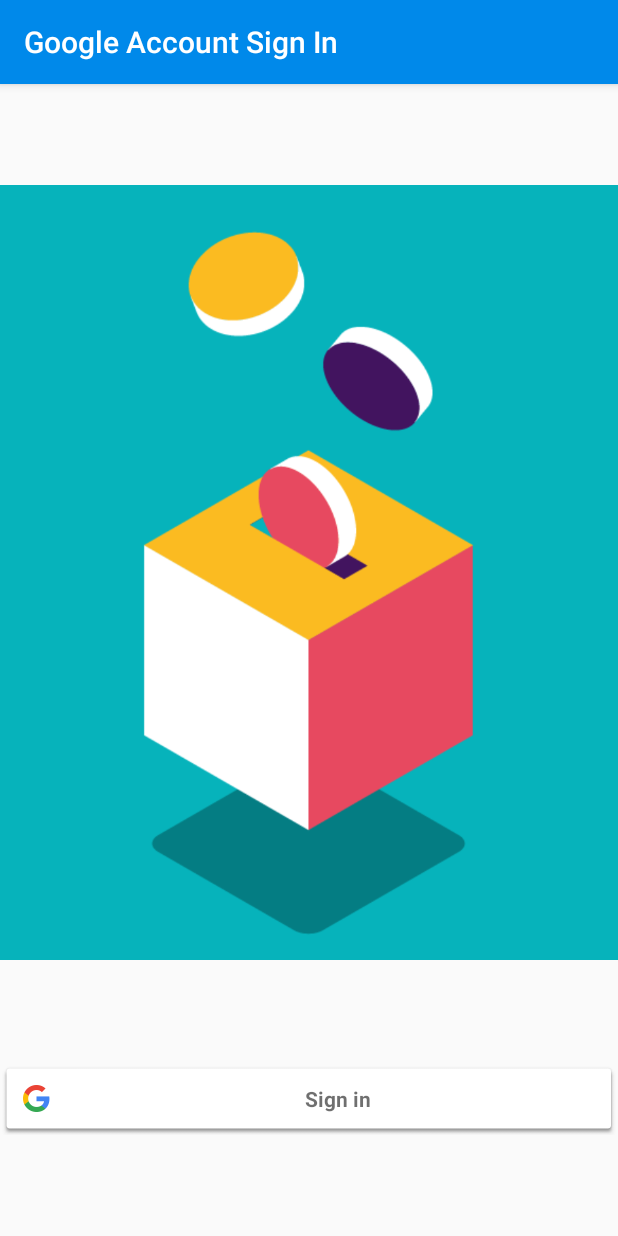
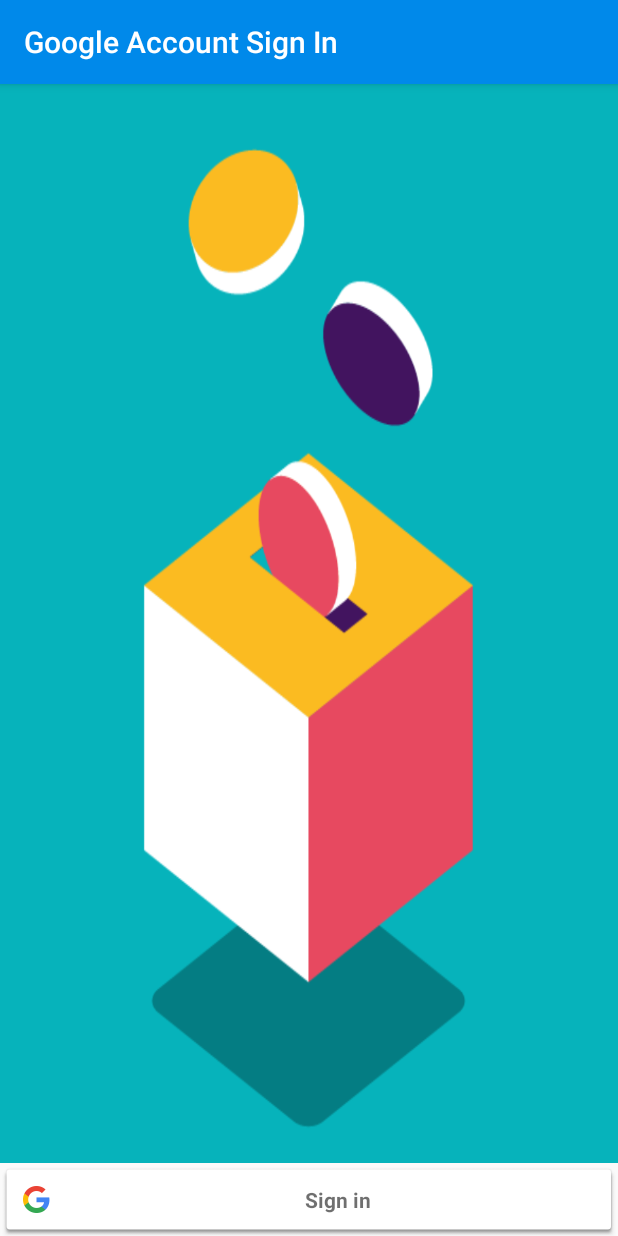
Before and after one commit to slnn3r/WalletTracker, an Android app: the screen it shows after launch (LoginActivity), on a phone screen of 412 x 824 dp. Run offline under Robolectric (Android 15) with nearby library versions, the phone set to English and light mode, and no system bars; our stand-ins replace Firebase (no records; nobody signed in at launch, a user with empty details on screens opened directly).

Commit message:
- enable auto rescaling Login Screen Pic in XML

```diff
--- a/app/src/main/java/com/example/slnn3r/wallettrackermvp/View/LoginActivity.kt
+++ b/app/src/main/java/com/example/slnn3r/wallettrackermvp/View/LoginActivity.kt
@@ -25,6 +25,7 @@ class LoginActivity : AppCompatActivity(), ViewInterface.LoginView {
     override fun onCreate(savedInstanceState: Bundle?) {
         super.onCreate(savedInstanceState)
         setContentView(R.layout.activity_login)
+
 
         presenter = Presenter(this)
 
--- a/app/src/main/res/layout/activity_login.xml
+++ b/app/src/main/res/layout/activity_login.xml
@@ -7,32 +7,35 @@
     tools:context=".View.LoginActivity">
 
 
+    <ImageView
+        android:id="@+id/loginImageView"
+
+        android:layout_width="0dp"
+        android:layout_height="0dp"
+
+        android:scaleType="fitXY"
+        app:layout_constraintBottom_toBottomOf="@+id/SignInButton"
+
+        app:layout_constraintBottom_toTopOf="@+id/SignInButton"
+        app:layout_constraintEnd_toEndOf="@+id/SignInButton"
+        app:layout_constraintHorizontal_bias="0.0"
+        app:layout_constraintStart_toStartOf="@+id/SignInButton"
+        app:layout_constraintTop_toTopOf="parent"
+
+        app:layout_constraintVertical_bias="1.0"
+        app:srcCompat="@drawable/login_picture" />
+
     <com.google.android.gms.common.SignInButton
         android:id="@+id/SignInButton"
         android:layout_width="0dp"
         android:layout_height="wrap_content"
         app:layout_constraintBottom_toBottomOf="parent"
         app:layout_constraintEnd_toEndOf="parent"
-
         app:layout_constraintHorizontal_bias="0.0"
         app:layout_constraintStart_toStartOf="parent"
         app:layout_constraintTop_toBottomOf="@+id/loginImageView"
         app:layout_constraintVertical_bias="1.0" />
 
-    <ImageView
-        android:id="@+id/loginImageView"
 
-        android:layout_width="fill_parent"
-        android:layout_height="wrap_content"
-        android:adjustViewBounds="true"
-        android:scaleType="fitXY"
-
-        app:layout_constraintBottom_toTopOf="@+id/SignInButton"
-        app:layout_constraintEnd_toEndOf="parent"
-        app:layout_constraintHorizontal_bias="1.0"
-        app:layout_constraintStart_toStartOf="parent"
-        app:layout_constraintTop_toTopOf="parent"
-        app:layout_constraintVertical_bias="1.0"
-        app:srcCompat="@drawable/login_picture" />
 
 </android.support.constraint.ConstraintLayout>
```
